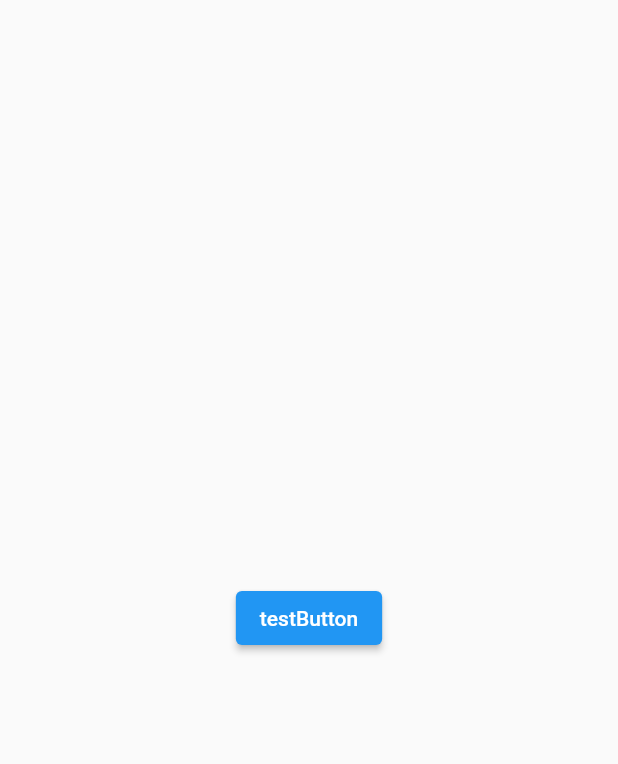
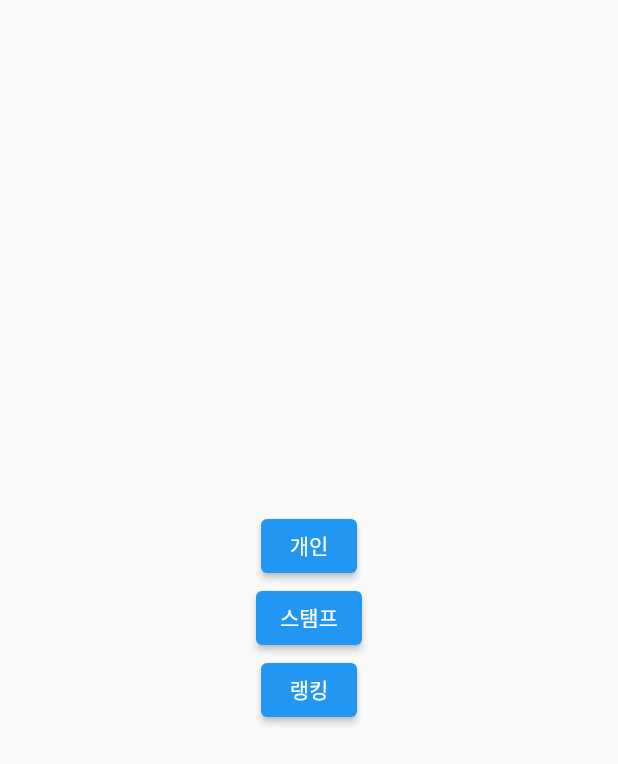
Before and after one commit to kwonjaehyun-ssafy10th/RE-Habbit-ShinhanH, a Flutter app: the screen it shows after launch, on a phone screen of 412 x 824 dp. Shown: the top 764 px of the screen. Run offline on Flutter 3.47's test engine with Material 2 defaults, Android fonts, the phone set to English and light mode, and no system bars; our stand-ins replace get.

Commit message:
feat: [#-]페이지전환버튼
메인 페이지 기준 돌아아기/각 페이지 진입버튼 구현

```diff
--- a/flutter_pagebuild/lib/main.dart
+++ b/flutter_pagebuild/lib/main.dart
@@ -1,5 +1,7 @@
 import 'package:flutter/material.dart';
-import 'package:flutter_pagebuild/ScreenTemp.dart';
+import 'package:flutter_pagebuild/ScreenPage1.dart';
+import 'package:flutter_pagebuild/ScreenPage2.dart';
+import 'package:flutter_pagebuild/ScreenPage3.dart';
 import 'package:get/get.dart';
 
 void main() {
@@ -14,7 +16,15 @@ class MyApp extends StatelessWidget {
       getPages: [
         GetPage(
           name: '/',
-          page: () => ScreenTemp(),
+          page: () => ScreenPage1(),
+        ),
+        GetPage(
+          name: '/',
+          page: () => ScreenPage2(),
+        ),
+        GetPage(
+          name: '/',
+          page: () => ScreenPage3(),
         ),
       ],
     );
@@ -25,11 +35,24 @@ class MyWidget extends StatelessWidget {
   Widget build(BuildContext buildContext) {
     return Scaffold(
       body: Center(
-          child: ElevatedButton(
-              child: Text('testButton'),
+        child: Column(mainAxisAlignment: MainAxisAlignment.center, children: [
+          ElevatedButton(
+              child: Text('개인'),
               onPressed: () {
-                Get.to(ScreenTemp());
-              })),
+                Get.to(ScreenPage1());
+              }),
+          ElevatedButton(
+              child: Text('스탬프'),
+              onPressed: () {
+                Get.to(ScreenPage2());
+              }),
+          ElevatedButton(
+              child: Text('랭킹'),
+              onPressed: () {
+                Get.to(ScreenPage3());
+              }),
+        ]),
+      ),
     );
   }
 }
```
Also changed, not shown: flutter_pagebuild/lib/ScreenPage1.dart (added, +35 -0 lines), flutter_pagebuild/lib/ScreenPage2.dart (renamed from flutter_pagebuild/lib/ScreenTemp.dart, +4 -4 lines), flutter_pagebuild/lib/ScreenPage3.dart (added, +35 -0 lines).
